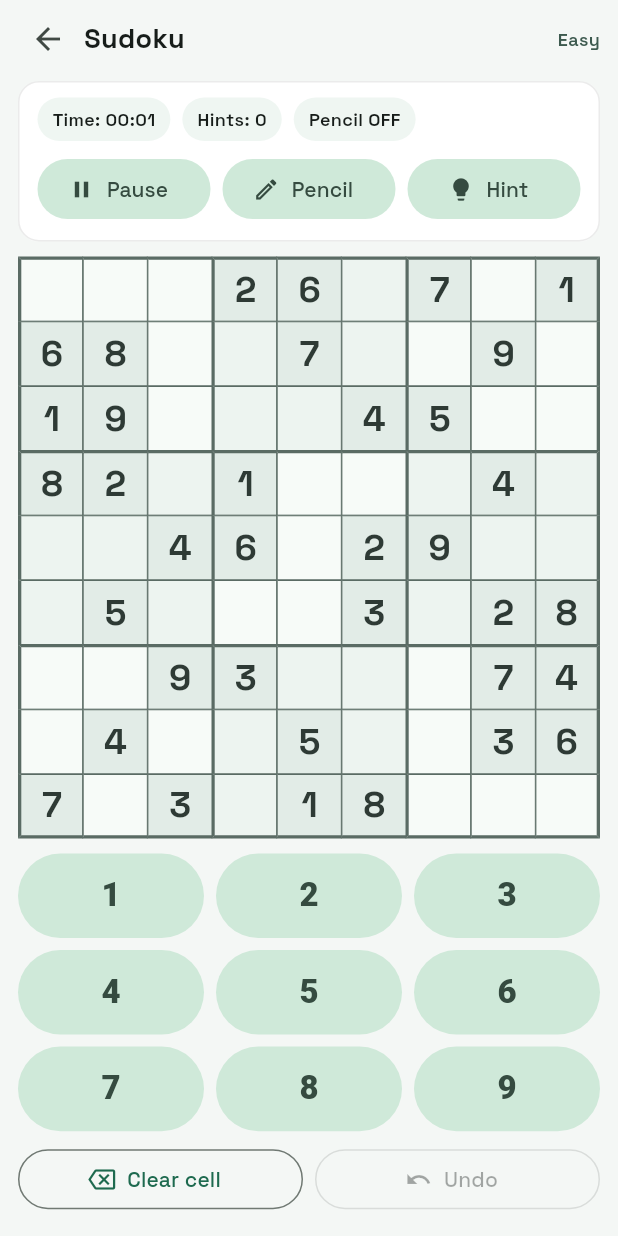
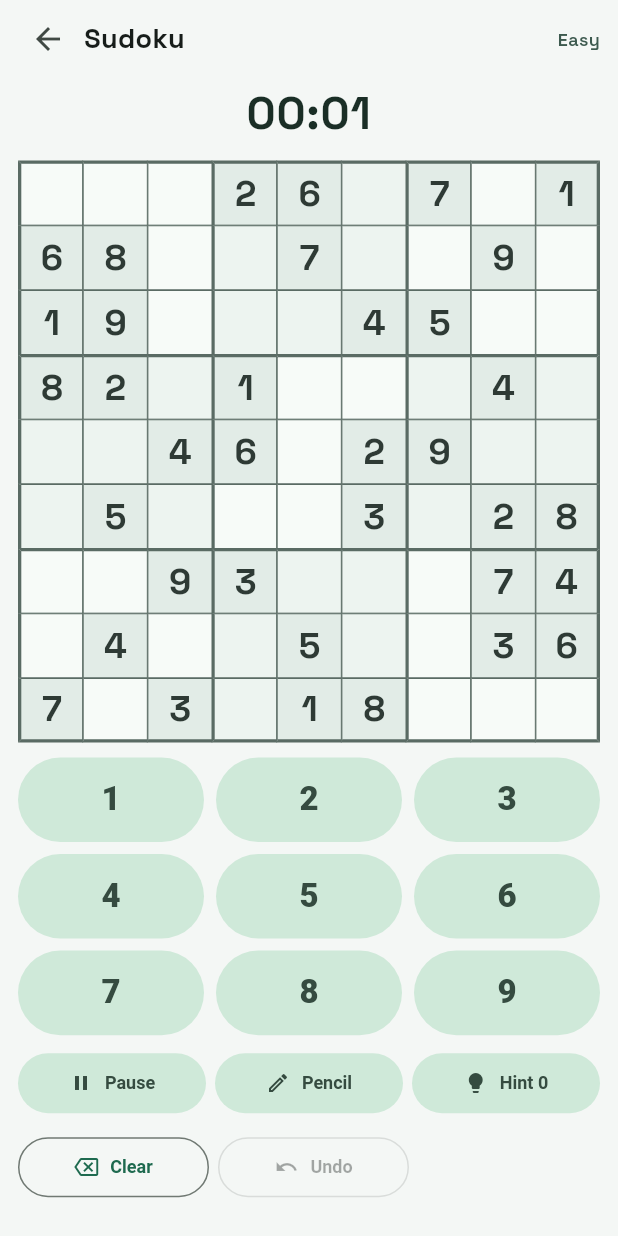
Before and after one commit to Simonsbs/logic_puzzles_app, a Flutter app: the SudokuPage screen opened directly, on a phone screen of 412 x 824 dp. Run offline on Flutter 3.47's test engine with Material 3 defaults, Android fonts, the phone set to English and light mode, and no system bars; our stand-ins replace flutter_riverpod, google_fonts, shared_preferences, supabase_flutter; accounts and stored records are empty.

Commit message:
Reflow Sudoku controls and center timer display

```diff
--- a/lib/features/queens/queens_page.dart
+++ b/lib/features/queens/queens_page.dart
@@ -49,6 +49,7 @@ class _QueensPageState extends ConsumerState<QueensPage> {
                 onPressed: _done
                     ? null
                     : () async {
+                        final messenger = ScaffoldMessenger.of(context);
                         try {
                           await ref.read(progressSyncServiceProvider).syncProgress(
                                 UserProgress(
@@ -67,7 +68,7 @@ class _QueensPageState extends ConsumerState<QueensPage> {
                           if (!mounted) {
                             return;
                           }
-                          ScaffoldMessenger.of(context).showSnackBar(
+                          messenger.showSnackBar(
                             SnackBar(content: Text(error.message)),
                           );
                         }
--- a/lib/features/sudoku/sudoku_page.dart
+++ b/lib/features/sudoku/sudoku_page.dart
@@ -116,74 +116,17 @@ class _SudokuPageState extends ConsumerState<SudokuPage> with WidgetsBindingObse
   }
 
   Widget _statusAndControls() {
-    return Container(
-      padding: const EdgeInsets.symmetric(horizontal: 12, vertical: 10),
-      decoration: BoxDecoration(
-        color: Colors.white,
-        borderRadius: BorderRadius.circular(14),
-        border: Border.all(color: const Color(0x14000000)),
-      ),
-      child: Column(
-        crossAxisAlignment: CrossAxisAlignment.start,
-        children: <Widget>[
-          Wrap(
-            spacing: 8,
-            runSpacing: 6,
-            children: <Widget>[
-              _pill('Time: ${_formatTime(_elapsedSeconds)}'),
-              _pill('Hints: $_hintsUsed'),
-              _pill(_pencilMode ? 'Pencil ON' : 'Pencil OFF'),
-            ],
-          ),
-          const SizedBox(height: 8),
-          Row(
-            children: <Widget>[
-              Expanded(
-                child: FilledButton.tonalIcon(
-                  onPressed: _paused ? _resumeGame : _pauseGame,
-                  icon: Icon(_paused ? Icons.play_arrow : Icons.pause, size: 18),
-                  label: Text(_paused ? 'Resume' : 'Pause'),
+    return Center(
+      child: Text(
+        _formatTime(_elapsedSeconds),
+        textAlign: TextAlign.center,
+        style: const TextStyle(
+          fontSize: 30,
+          fontWeight: FontWeight.w800,
+          letterSpacing: 0.5,
+          color: Color(0xFF1A2E26),
         ),
       ),
-              const SizedBox(width: 8),
-              Expanded(
-                child: FilledButton.tonalIcon(
-                  onPressed: _solved || _paused
-                      ? null
-                      : () {
-                          setState(() => _pencilMode = !_pencilMode);
-                        },
-                  icon: Icon(_pencilMode ? Icons.edit_note : Icons.edit_outlined, size: 18),
-                  label: const Text('Pencil'),
-                  style: FilledButton.styleFrom(
-                    backgroundColor: _pencilMode ? const Color(0xFF3659B5) : null,
-                    foregroundColor: _pencilMode ? Colors.white : null,
-                  ),
-                ),
-              ),
-              const SizedBox(width: 8),
-              Expanded(
-                child: FilledButton.tonalIcon(
-                  onPressed: _solved || _paused ? null : _useHint,
-                  icon: const Icon(Icons.lightbulb, size: 18),
-                  label: const Text('Hint'),
-                ),
-              ),
-            ],
-          ),
-        ],
-      ),
-    );
-  }
-
-  Widget _pill(String text) {
-    return Container(
-      padding: const EdgeInsets.symmetric(horizontal: 10, vertical: 6),
-      decoration: BoxDecoration(
-        color: const Color(0xFFEFF6F2),
-        borderRadius: BorderRadius.circular(999),
-      ),
-      child: Text(text, style: const TextStyle(fontWeight: FontWeight.w600, fontSize: 12)),
     );
   }
 
@@ -364,22 +307,81 @@ class _SudokuPageState extends ConsumerState<SudokuPage> with WidgetsBindingObse
   }
 
   Widget _actionRow() {
-    return Row(
+    return Column(
+      children: <Widget>[
+        Row(
+          children: <Widget>[
+            Expanded(
+              child: FilledButton.tonalIcon(
+                onPressed: _paused ? _resumeGame : _pauseGame,
+                icon: Icon(_paused ? Icons.play_arrow : Icons.pause, size: 16),
+                label: Text(_paused ? 'Resume' : 'Pause'),
+                style: FilledButton.styleFrom(
+                  padding: const EdgeInsets.symmetric(horizontal: 4, vertical: 10),
+                  textStyle: const TextStyle(fontSize: 12, fontWeight: FontWeight.w700),
+                ),
+              ),
+            ),
+            const SizedBox(width: 6),
+            Expanded(
+              child: FilledButton.tonalIcon(
+                onPressed: _solved || _paused
+                    ? null
+                    : () {
+                        setState(() => _pencilMode = !_pencilMode);
+                      },
+                icon: Icon(_pencilMode ? Icons.edit_note : Icons.edit_outlined, size: 16),
+                label: const Text('Pencil'),
+                style: FilledButton.styleFrom(
+                  padding: const EdgeInsets.symmetric(horizontal: 4, vertical: 10),
+                  textStyle: const TextStyle(fontSize: 12, fontWeight: FontWeight.w700),
+                  backgroundColor: _pencilMode ? const Color(0xFF3659B5) : null,
+                  foregroundColor: _pencilMode ? Colors.white : null,
+                ),
+              ),
+            ),
+            const SizedBox(width: 6),
+            Expanded(
+              child: FilledButton.tonalIcon(
+                onPressed: _solved || _paused ? null : _useHint,
+                icon: const Icon(Icons.lightbulb, size: 16),
+                label: Text('Hint $_hintsUsed'),
+                style: FilledButton.styleFrom(
+                  padding: const EdgeInsets.symmetric(horizontal: 4, vertical: 10),
+                  textStyle: const TextStyle(fontSize: 12, fontWeight: FontWeight.w700),
+                ),
+              ),
+            ),
+          ],
+        ),
+        const SizedBox(height: 8),
+        Row(
           children: <Widget>[
             Expanded(
               child: OutlinedButton.icon(
                 onPressed: _paused || _solved ? null : _clearSelected,
-            icon: const Icon(Icons.backspace_outlined),
-            label: const Text('Clear cell'),
+                icon: const Icon(Icons.backspace_outlined, size: 16),
+                label: const Text('Clear'),
+                style: OutlinedButton.styleFrom(
+                  padding: const EdgeInsets.symmetric(horizontal: 4, vertical: 10),
+                  textStyle: const TextStyle(fontSize: 12, fontWeight: FontWeight.w700),
                 ),
               ),
-        const SizedBox(width: 8),
+            ),
+            const SizedBox(width: 6),
             Expanded(
               child: OutlinedButton.icon(
                 onPressed: _paused || _solved || _history.isEmpty ? null : _undo,
-            icon: const Icon(Icons.undo),
+                icon: const Icon(Icons.undo, size: 16),
                 label: const Text('Undo'),
+                style: OutlinedButton.styleFrom(
+                  padding: const EdgeInsets.symmetric(horizontal: 4, vertical: 10),
+                  textStyle: const TextStyle(fontSize: 12, fontWeight: FontWeight.w700),
                 ),
+              ),
+            ),
+            const Spacer(),
+          ],
         ),
       ],
     );
```
Lines whose indentation alone changed are shown as unchanged.
